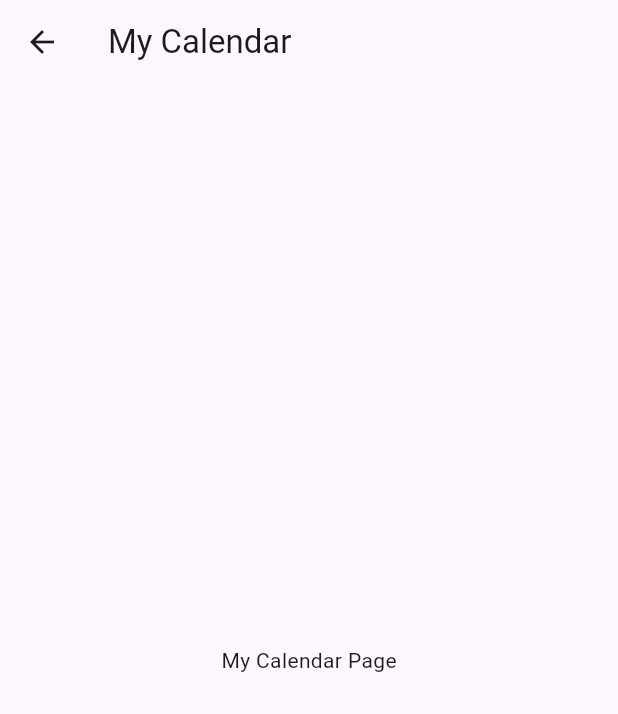
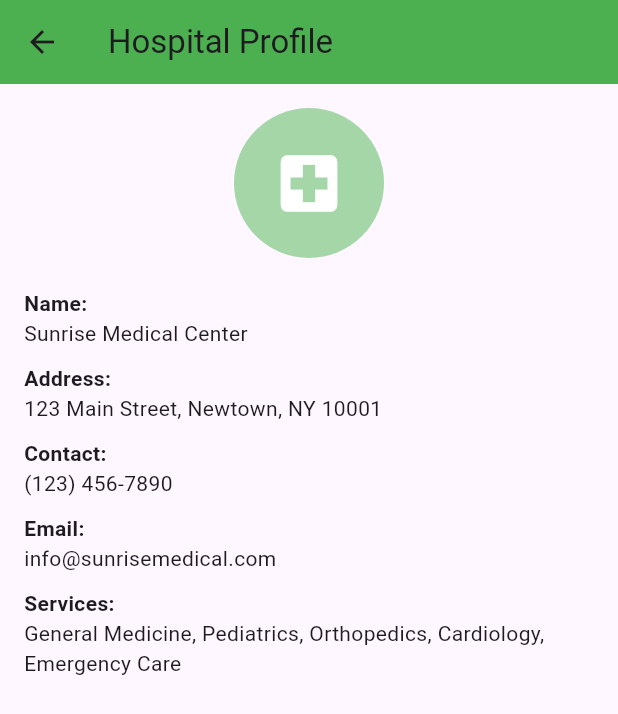
Before and after one commit to Uusid/Arogypath, a Flutter app: the DocHomeScreen screen opened directly, after a tap on "Hospital Profile", on a phone screen of 412 x 824 dp. Shown: the top 714 px of the screen. Run offline on Flutter 3.47's test engine with Material 3 defaults, Android fonts, the phone set to English and light mode, and no system bars; our stand-ins replace firebase_auth, firebase_core; accounts and stored records are empty.

```diff
--- /dev/null
+++ b/lib/pages/doctor/HospitalProfile/hospitalprofile.dart
@@ -0,0 +1,51 @@
+import 'package:flutter/material.dart';
+
+class HospitalProfilePage extends StatelessWidget {
+  final Map<String, String> hospitalDetails = {
+    'name': 'Sunrise Medical Center',
+    'address': '123 Main Street, Newtown, NY 10001',
+    'contact': '(123) 456-7890',
+    'email': 'info@sunrisemedical.com',
+    'services': 'General Medicine, Pediatrics, Orthopedics, Cardiology, Emergency Care'
+  };
+
+  @override
+  Widget build(BuildContext context) {
+    return Scaffold(
+      appBar: AppBar(
+        title: Text('Hospital Profile'),
+        backgroundColor: Colors.green,
+      ),
+      body: Padding(
+        padding: const EdgeInsets.all(16.0),
+        child: Column(
+          crossAxisAlignment: CrossAxisAlignment.start,
+          children: [
+            Center(
+              child: CircleAvatar(
+                radius: 50,
+                backgroundColor: Colors.green.shade200,
+                child: Icon(Icons.local_hospital, size: 50, color: Colors.white),
+              ),
+            ),
+            SizedBox(height: 20),
+            Text('Name:', style: TextStyle(fontWeight: FontWeight.bold)),
+            Text(hospitalDetails['name']!),
+            SizedBox(height: 10),
+            Text('Address:', style: TextStyle(fontWeight: FontWeight.bold)),
+            Text(hospitalDetails['address']!),
+            SizedBox(height: 10),
+            Text('Contact:', style: TextStyle(fontWeight: FontWeight.bold)),
+            Text(hospitalDetails['contact']!),
+            SizedBox(height: 10),
+            Text('Email:', style: TextStyle(fontWeight: FontWeight.bold)),
+            Text(hospitalDetails['email']!),
+            SizedBox(height: 10),
+            Text('Services:', style: TextStyle(fontWeight: FontWeight.bold)),
+            Text(hospitalDetails['services']!),
+          ],
+        ),
+      ),
+    );
+  }
+}
--- a/lib/pages/doctor/doctorhome.dart
+++ b/lib/pages/doctor/doctorhome.dart
@@ -1,4 +1,7 @@
-import 'package:arogyapath/pages/doctor/mypatients.dart';
+import 'package:arogyapath/pages/doctor/HospitalProfile/hospitalprofile.dart';
+import 'package:arogyapath/pages/doctor/Patient%20Request/patientrequest.dart';
+import 'package:arogyapath/pages/doctor/mypatient/mypatients.dart';
+import 'package:arogyapath/pages/doctor/todays_appoinment/todaysappointment.dart';
 import 'package:arogyapath/pages/login_signup/signup.dart';
 import 'package:flutter/material.dart';
 
@@ -81,10 +84,10 @@ class DocHomeScreen extends StatelessWidget {
               children: [
                 _buildGridItem(context, 'My Patients', Icons.person, Mypatientspage()),
                 _buildGridItem(context, 'Patient request', Icons.people, PatientRequestsPage()),
-                _buildGridItem(context, 'Appointments', Icons.calendar_today, AppointmentPage()),
+                _buildGridItem(context, 'Todays Appointments', Icons.calendar_today, TodaysAppointmentsPage()),
                 _buildGridItem(context, 'Calendar', Icons.calendar_month, MyCalendarPage()),
                 _buildGridItem(context, 'Messages', Icons.message, MyCalendarPage()),
-                _buildGridItem(context, 'Hospital Profile', Icons.local_hospital, MyCalendarPage()),
+                _buildGridItem(context, 'Hospital Profile', Icons.local_hospital, HospitalProfilePage()),
               ],
             ),
           ),
@@ -128,36 +131,11 @@ class DocHomeScreen extends StatelessWidget {
 }
 
 // Example pages for navigation
-class PatientsPage extends StatelessWidget {
-  @override
-  Widget build(BuildContext context) {
-    return Scaffold(
-      appBar: AppBar(title: Text('My Patients')),
-      body: Center(child: Text('Patients Page')),
-    );
-  }
-}
-
-class PatientRequestsPage extends StatelessWidget {
-  @override
-  Widget build(BuildContext context) {
-    return Scaffold(
-      appBar: AppBar(title: Text('Patient Requests')),
-      body: Center(child: Text('Patient Requests Page')),
-    );
-  }
-}
 
 
-class AppointmentPage extends StatelessWidget {
-  @override
-  Widget build(BuildContext context) {
-    return Scaffold(
-      appBar: AppBar(title: Text('Appointment')),
-      body: Center(child: Text('Appointment Page')),
-    );
-  }
-}
+
+
+
 
 class MyCalendarPage extends StatelessWidget {
   @override
--- a/lib/pages/doctor/mypatients.dart
+++ b/lib/pages/doctor/mypatient/mypatients.dart
@@ -1,5 +1,5 @@
-import 'package:arogyapath/pages/doctor/callpatient.dart';
-import 'package:arogyapath/pages/doctor/msgpatent.dart';
+import 'package:arogyapath/pages/doctor/mypatient/callpatient.dart';
+import 'package:arogyapath/pages/doctor/mypatient/msgpatent.dart';
 import 'package:flutter/material.dart';
 
 
```
Also changed, not shown: lib/pages/doctor/Patient Request/patientrequest.dart (added, +59 -0 lines), lib/pages/doctor/todays_appoinment/todaysappointment.dart (added, +61 -0 lines), lib/pages/doctor/mypatient/addpatient.dart (renamed from lib/pages/doctor/addpatient.dart), lib/pages/doctor/mypatient/callpatient.dart (renamed from lib/pages/doctor/callpatient.dart), lib/pages/doctor/mypatient/individualmsg.dart (renamed from lib/pages/doctor/individualmsg.dart), lib/pages/doctor/mypatient/msgpatent.dart (renamed from lib/pages/doctor/msgpatent.dart).
